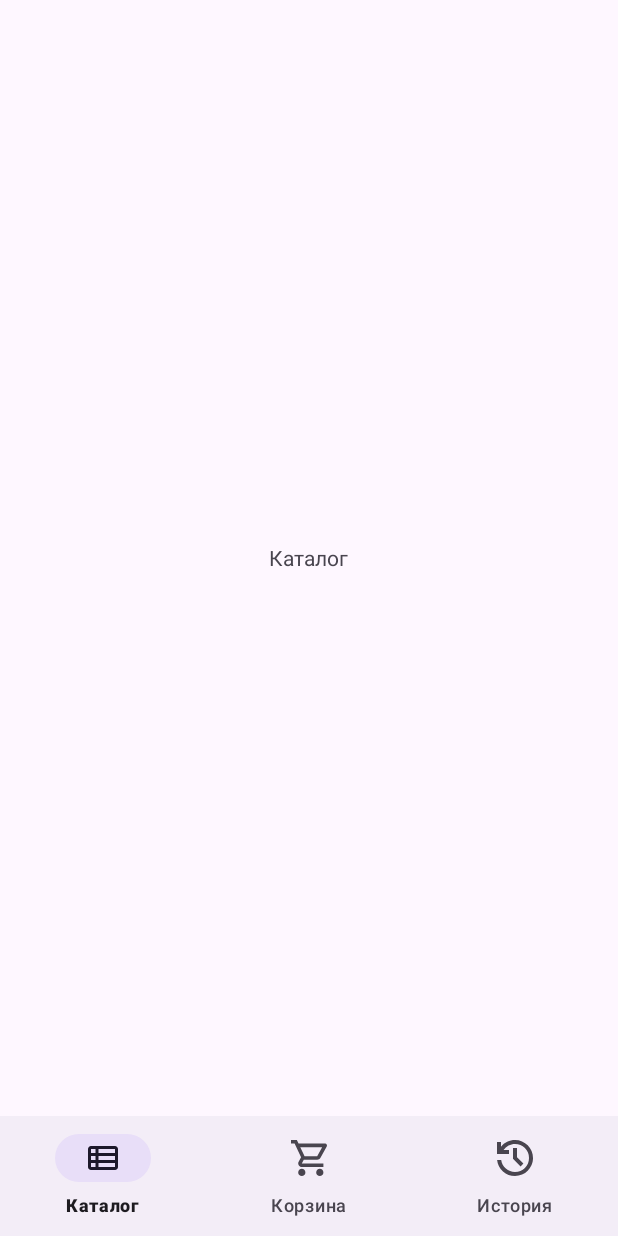
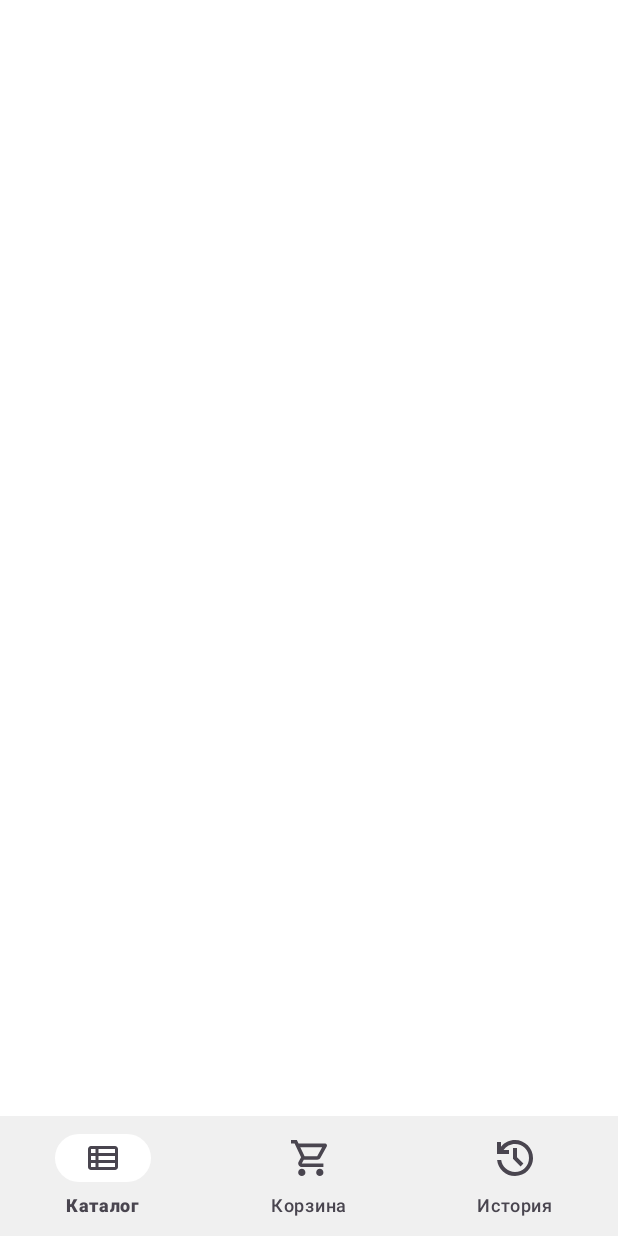
Before and after one commit to ytowka/books-project, an Android app: the screen it shows after launch (MainActivity), on a phone screen of 412 x 824 dp. Run offline under Robolectric (Android 15) with nearby library versions, the phone set to English and light mode, and no system bars; our stand-ins replace navigation-ui.

Commit message:
setup colors

```diff
--- a/app/src/main/res/layout/activity_main.xml
+++ b/app/src/main/res/layout/activity_main.xml
@@ -5,6 +5,7 @@
     android:layout_width="match_parent"
     android:layout_height="match_parent"
     android:orientation="vertical"
+    android:background="@color/background"
     tools:context=".MainActivity">
 
     <androidx.fragment.app.FragmentContainerView
@@ -21,6 +22,9 @@
         android:id="@+id/navBar"
         android:layout_width="match_parent"
         android:layout_height="wrap_content"
+        app:itemBackground="@color/colorLightGray"
+        app:itemIconTint="@color/colorCaptionText"
+        app:itemTextColor="@color/colorCaptionText"
         app:menu="@menu/bottom_nav_menu"
         />
 
--- a/app/src/main/res/layout/fragment_catalog.xml
+++ b/app/src/main/res/layout/fragment_catalog.xml
@@ -1,13 +1,13 @@
 <?xml version="1.0" encoding="utf-8"?>
-<FrameLayout xmlns:android="http://schemas.android.com/apk/res/android"
+<LinearLayout xmlns:android="http://schemas.android.com/apk/res/android"
     android:layout_width="match_parent"
+    android:orientation="vertical"
     android:layout_height="match_parent">
 
-    <TextView
-        android:layout_width="wrap_content"
+    <FrameLayout
+        android:layout_width="match_parent"
         android:layout_height="wrap_content"
-        android:text="@string/catalog"
-        android:layout_gravity="center"
+
         />
 
-</FrameLayout>
+</LinearLayout>
--- /dev/null
+++ b/app/src/main/res/values-night/colors.xml
@@ -0,0 +1,16 @@
+<?xml version="1.0" encoding="utf-8"?>
+<resources>
+
+    <color name="blue">#42AAFF</color>
+    <color name="lightBlue">#558FBF</color>
+
+    <color name="colorYellow">#FFCD34</color>
+    <color name="colorLightYellow">#A68111</color>
+
+    <color name="colorLightGray">#1C1B1F</color>1C1B1F
+    <color name="colorGray">#626262</color>
+    <color name="colorDarkGray">#F0F0F0</color>
+
+    <color name="colorCaptionText">#F0F0F0</color>
+    <color name="colorText">@color/white</color>
+</resources>
--- a/app/src/main/res/values-night/themes.xml
+++ b/app/src/main/res/values-night/themes.xml
@@ -4,4 +4,6 @@
         <!-- Customize your dark theme here. -->
         <!-- <item name="colorPrimary">@color/my_dark_primary</item> -->
     </style>
+
+    <color name="background">@color/black</color>
 </resources>
--- a/app/src/main/res/values/colors.xml
+++ b/app/src/main/res/values/colors.xml
@@ -2,4 +2,17 @@
 <resources>
     <color name="black">#FF000000</color>
     <color name="white">#FFFFFFFF</color>
+
+    <color name="blue">#42AAFF</color>
+    <color name="lightBlue">#97D0FF</color>
+
+    <color name="colorYellow">#FFCD34</color>
+    <color name="colorLightYellow">#FFDA67</color>
+
+    <color name="colorLightGray">#F0F0F0</color>
+    <color name="colorGray">#626262</color>
+    <color name="colorDarkGray">#1C1B1F</color>
+
+    <color name="colorCaptionText">#49454F</color>
+    <color name="colorText">@color/black</color>
 </resources>
--- a/app/src/main/res/values/themes.xml
+++ b/app/src/main/res/values/themes.xml
@@ -5,5 +5,25 @@
         <!-- <item name="colorPrimary">@color/my_light_primary</item> -->
     </style>
 
-    <style name="Theme.Books" parent="Base.Theme.Books" />
+    <style name="Theme.Books" parent="Base.Theme.Books" >
+        <item name="colorPrimary">@color/blue</item>
+        <item name="colorPrimaryVariant">@color/lightBlue</item>
+
+        <item name="colorOnSurfaceInverse">@color/white</item>
+
+        <item name="colorSecondary">@color/colorYellow</item>
+        <item name="colorSecondaryVariant">@color/colorLightYellow</item>
+
+        <item name="background">?attr/background</item>
+
+        <item name="colorSurface">@color/colorLightGray</item>
+
+        <item name="colorOnSecondaryContainer">@color/white</item>
+        <item name="colorSecondaryContainer">@color/background</item>
+
+        <item name="android:textColor">@color/colorText</item>
+        <item name="textAppearanceCaption">@color/colorCaptionText</item>
+    </style>
+
+    <color name="background">@color/white</color>
 </resources>
```
